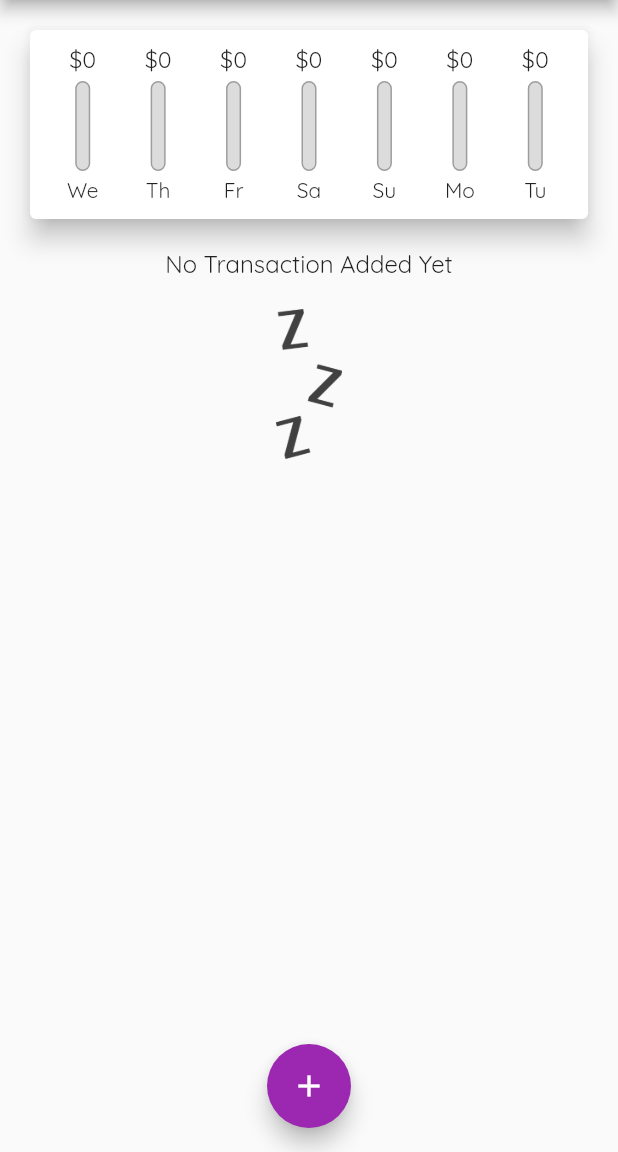
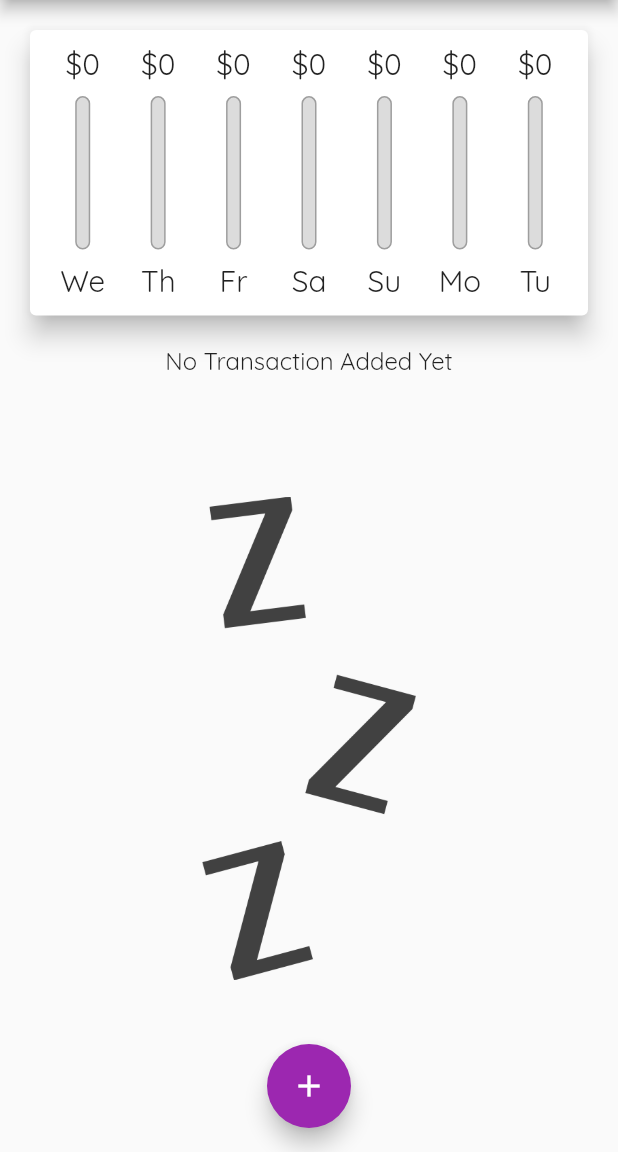
Before and after one commit to saidmtanzania/flutter_dev, a Flutter app: the screen it shows after launch, on a phone screen of 412 x 824 dp, the part 84-1236 px from its top. Run offline on Flutter 3.47's test engine with Material 2 defaults, Android fonts, the phone set to English and light mode, and no system bars.

Commit message:
feat: impelenting dynamic responsive

```diff
--- a/lib/main.dart
+++ b/lib/main.dart
@@ -53,6 +53,8 @@ class _MyHomePageState extends State<MyHomePage> {
     //
   ];
 
+  bool _showChart = false;
+
   List<Transaction> get _recentTransactions {
     return _userTransactions.where((tx) {
       return tx.date.isAfter(
@@ -98,8 +100,10 @@ class _MyHomePageState extends State<MyHomePage> {
 
   @override
   Widget build(BuildContext context) {
-    return Scaffold(
-      appBar: AppBar(
+    final isLandscape =
+        MediaQuery.of(context).orientation == Orientation.landscape;
+
+    final appBar = AppBar(
       title: const Text('Personal Expenses '),
       actions: <Widget>[
         IconButton(
@@ -107,14 +111,56 @@ class _MyHomePageState extends State<MyHomePage> {
           icon: const Icon(Icons.add),
         )
       ],
-      ),
+    );
+    final txListWidget = SizedBox(
+      height: (MediaQuery.of(context).size.height -
+              appBar.preferredSize.height -
+              MediaQuery.of(context).padding.top) *
+          0.7,
+      child: TransactionList(_userTransactions, _deleteTransaction),
+    );
+
+    return Scaffold(
+      appBar: appBar,
       body: SingleChildScrollView(
         child: Column(
           // mainAxisAlignment: MainAxisAlignment.start,
           crossAxisAlignment: CrossAxisAlignment.stretch,
           children: <Widget>[
-            Chart(_recentTransactions),
-            TransactionList(_userTransactions, _deleteTransaction),
+            if (isLandscape)
+              Row(
+                mainAxisAlignment: MainAxisAlignment.center,
+                children: [
+                  const Text('Show chart'),
+                  Switch(
+                    value: _showChart,
+                    onChanged: (bool value) {
+                      setState(() {
+                        _showChart = value;
+                      });
+                    },
+                  ),
+                ],
+              ),
+            if (!isLandscape)
+              SizedBox(
+                height: (MediaQuery.of(context).size.height -
+                        appBar.preferredSize.height -
+                        MediaQuery.of(context).padding.top) *
+                    0.3,
+                child: Chart(_recentTransactions),
+              ),
+            if (!isLandscape) txListWidget,
+            if (isLandscape)
+              _showChart
+                  ? SizedBox(
+                      height: (MediaQuery.of(context).size.height -
+                              appBar.preferredSize.height -
+                              MediaQuery.of(context).padding.top) *
+                          0.7,
+                      child: Chart(_recentTransactions),
+                    )
+                  : txListWidget
           ],
         ),
       ),
--- a/lib/widgets/chart_bar.dart
+++ b/lib/widgets/chart_bar.dart
@@ -10,21 +10,23 @@ class ChartBar extends StatelessWidget {
 
   @override
   Widget build(BuildContext context) {
+    return LayoutBuilder(
+      builder: (ctx, constraint) {
         return Column(
           children: <Widget>[
             SizedBox(
-          height: 20,
+              height: constraint.maxHeight * 0.15,
               child: FittedBox(
                 child: Text(
                   '\$${spendingAmount.toStringAsFixed(0)}',
                 ),
               ),
             ),
-        const SizedBox(
-          height: 4,
+            SizedBox(
+              height: constraint.maxHeight * 0.05,
             ),
             SizedBox(
-          height: 60,
+              height: constraint.maxHeight * 0.6,
               width: 10,
               child: Stack(
                 children: <Widget>[
@@ -47,13 +49,20 @@ class ChartBar extends StatelessWidget {
                 ],
               ),
             ),
-        const SizedBox(
-          height: 4,
+            SizedBox(
+              height: constraint.maxHeight * 0.05,
             ),
-        Text(
+            SizedBox(
+              height: constraint.maxHeight * 0.15,
+              child: FittedBox(
+                child: Text(
                   label,
+                ),
+              ),
             ),
           ],
         );
+      },
+    );
   }
 }
--- a/lib/widgets/new_transaction.dart
+++ b/lib/widgets/new_transaction.dart
@@ -56,7 +56,7 @@ class _NewTransactionState extends State<NewTransaction> {
       // margin: EdgeInsets.fromLTRB(12, 10, 12, 5),
       elevation: 5,
       child: Container(
-        padding: const EdgeInsets.fromLTRB(10, 0, 10, 0),
+        padding: const EdgeInsets.fromLTRB(10, 0, 10, 10),
         child: Column(
           crossAxisAlignment: CrossAxisAlignment.end,
           children: <Widget>[
--- a/lib/widgets/transaction_list.dart
+++ b/lib/widgets/transaction_list.dart
@@ -9,26 +9,28 @@ class TransactionList extends StatelessWidget {
 
   @override
   Widget build(BuildContext context) {
-    return SizedBox(
-      height: MediaQuery.of(context).size.height * 0.63,
-      child: transaction.isEmpty
-          ? Column(
+    return transaction.isEmpty
+        ? LayoutBuilder(
+            builder: (ctx, constraints) {
+              return Column(
                 children: <Widget>[
                   Text(
                     'No Transaction Added Yet',
                     style: Theme.of(context).textTheme.titleMedium,
                   ),
-                const SizedBox(
-                  height: 20,
+                  SizedBox(
+                    height: constraints.maxHeight * 0.15,
                   ),
                   SizedBox(
-                  height: 100,
+                    height: constraints.maxHeight * 0.6,
                     child: Image.asset(
                       'assets/images/waiting.png',
                       fit: BoxFit.cover,
                     ),
                   )
                 ],
+              );
+            },
           )
         : ListView.builder(
             itemBuilder: (context, index) {
@@ -67,7 +69,6 @@ class TransactionList extends StatelessWidget {
             },
             itemCount: transaction.length,
             // keyboardDismissBehavior: ScrollViewKeyboardDismissBehavior.onDrag,
-            ),
           );
   }
 }
```
Lines whose indentation alone changed are shown as unchanged.
